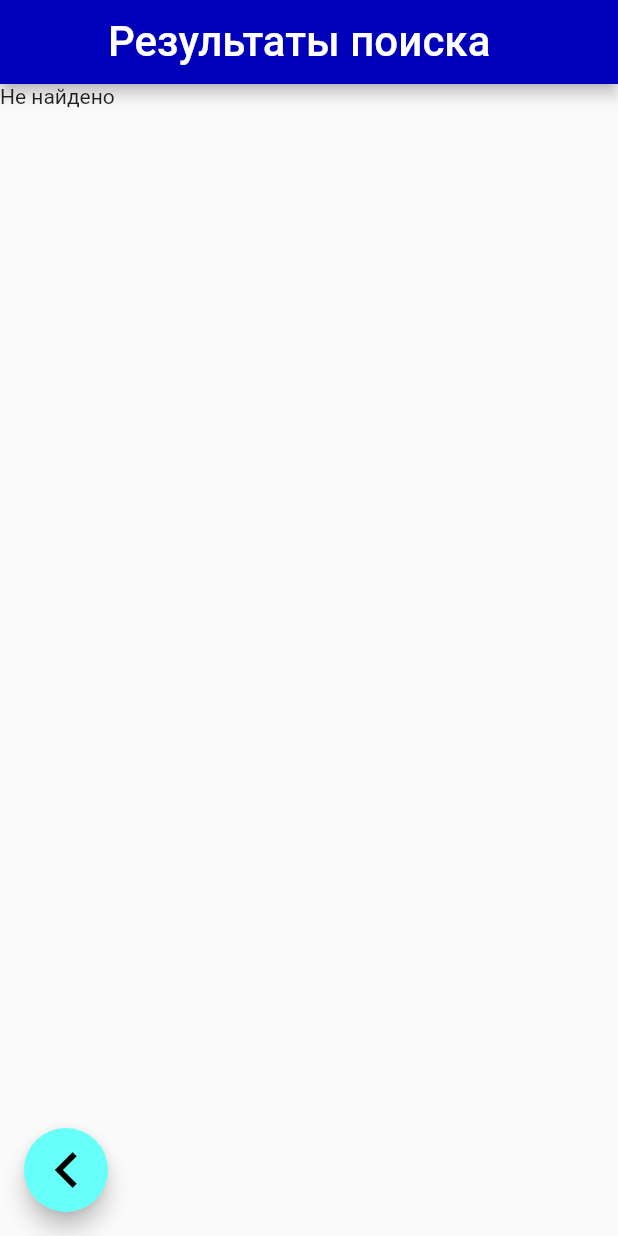
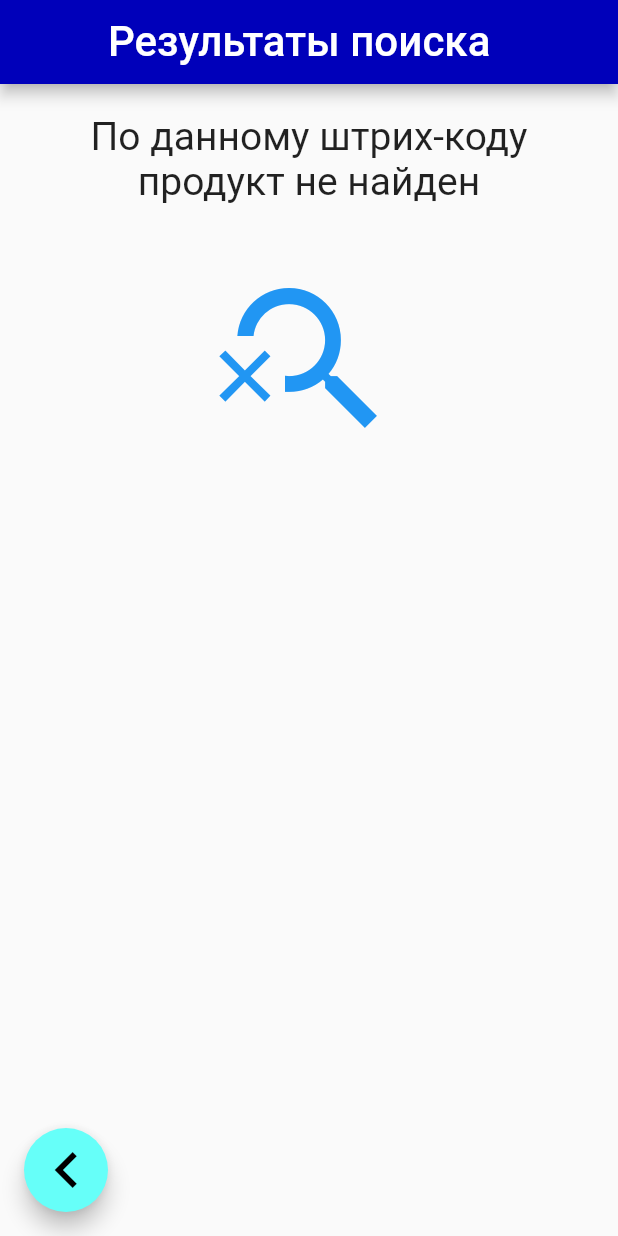
Before and after one commit to geniusserg/BuyVisionCross, a Flutter app: the SearchList screen opened directly with empty values, on a phone screen of 412 x 824 dp. Run offline on Flutter 3.47's test engine with Material 2 defaults, Android fonts, the phone set to English and light mode, and no system bars; our stand-ins replace camera, flutter_tts; missing offline and left inert: barcode_scan2.

Commit message:
Accessibility fixes - labels Home page - button name fix accessibiblty Preview camera - fix resolution Barcode scan - add help text Search view model - fasten load Search list - add loading + not found fix Speaker - remove technical fields Some refactoring

```diff
--- a/lib/models/TextRecognitionViewModel.dart
+++ b/lib/models/TextRecognitionViewModel.dart
@@ -1,8 +1,6 @@
 import 'package:buy_vision_crossplatform/models/YandexCloudTranslateRequest.dart';
 import 'package:buy_vision_crossplatform/models/YandexCloudVisionRequest.dart';
-import 'package:buy_vision_crossplatform/services/RecognitionService.dart';
-import 'package:camera/camera.dart';
-
+import '../services/RecognitionService.dart';
 import '../services/TranslationService.dart';
 
 class TextRecognitionViewModel {
@@ -27,5 +25,6 @@ class TextRecognitionViewModel {
         }
       });
     }
+    return text;
   }
 }
--- a/lib/resources/strings.dart
+++ b/lib/resources/strings.dart
@@ -2,7 +2,7 @@ const String str_not_found = "Не найдено";
 const String str_unknown = "неизвестно";
 const String str_manufacture = "Производитель: ";
 const String str_error = "Ошибка";
-const String str_help_read = "ПОМОЧЬ ПРОЧИТАТЬ";
+const String str_help_read = "ПРОЧИТАТЬ ЭТИКЕТКУ";
 const String str_help_search = "НАЙТИ ПО ШТРИХКОДУ";
 const String str_camera_error = "Не удается найти камеру на устройстве";
 const String str_connection_error =
@@ -13,6 +13,7 @@ const String str_search_results = "Результаты поиска";
 const String str_ocr_header = "Распознанный текст";
 const String str_shop_not_found = "Данный товар не найден в магазинах";
 const String str_back = "Сделать новый снимок";
+const String str_back_page = "Вернуться назад";
 const String str_speech = "Озвучить текст";
 const String str_manufacturer_not_found = "Производитель не найден";
 const String str_translate_label = "ПЕРЕВЕСТИ";
@@ -33,3 +34,4 @@ const String str_retry = "Проверить еще раз";
 // Shops
 const String str_auchan = "Ашан";
 const String str_barcode_list = "База данных штрихкодов";
+const String str_help_scan = "  Наведите камеру на штрихкод  ";
--- a/lib/services/SpeechService.dart
+++ b/lib/services/SpeechService.dart
@@ -62,6 +62,11 @@ class SpeechService {
       speechVersion['Цена'] =
       currentResult['price'] == null ? "не найдена" : (currentResult['price']! +
           "RUB"); // tts talks correctly number when RUB in text
+      for (String key in currentResult.keys){
+        if (key != "shop" && key != "name" && key != "price" && key != "image"){
+          speechVersion[key] = currentResult[key] ?? str_not_found;
+        }
+      }
     }
     return speechVersion.toString();
   }
--- a/lib/widgets/BarcodeScanner.dart
+++ b/lib/widgets/BarcodeScanner.dart
@@ -1,6 +1,8 @@
 import 'package:buy_vision_crossplatform/widgets/search/SearchPage.dart';
 import 'package:flutter/material.dart';
 import 'package:barcode_scan2/barcode_scan2.dart' as bs2;
+
+import '../resources/strings.dart';
 
 class BarcodeScanner {
   String? val;
@@ -10,7 +12,8 @@ class BarcodeScanner {
         autoEnableFlash: true,
         restrictFormat: [bs2.BarcodeFormat.ean13],
         strings: {
-
+          'flash_on': str_help_scan,
+          'flash_off': str_help_scan
         }
       )
     )).rawContent;
--- a/lib/widgets/Home.dart
+++ b/lib/widgets/Home.dart
@@ -26,7 +26,7 @@ class Home extends StatelessWidget {
                 mainAxisAlignment: MainAxisAlignment.center,
                 children: [
                 const Icon(Icons.zoom_in, size: 200, semanticLabel: str_help_read),
-                const Text(str_help_read, textAlign: TextAlign.center, style: styleMenu)
+                const Text(str_help_read, semanticsLabel: "", textAlign: TextAlign.center, style: styleMenu)
               ])),
         )),
         Expanded(
@@ -41,7 +41,7 @@ class Home extends StatelessWidget {
               children: [
               const Icon(Icons.qr_code_scanner,
                   size: 200, semanticLabel: str_help_search),
-              const Text(str_help_search, textAlign: TextAlign.center, style: styleMenu)
+              const Text(str_help_search, semanticsLabel: "", textAlign: TextAlign.center, style: styleMenu)
             ])))),
       ],
     ));
--- a/lib/widgets/Preview.dart
+++ b/lib/widgets/Preview.dart
@@ -16,7 +16,7 @@ class _CameraScreenState extends State<CameraScreen> {
   void _initializeCamera() {
     final CameraController cameraController = CameraController(
     cameraDescription!, // should be resolved in main!
-      ResolutionPreset.high,
+      ResolutionPreset.max,
     );
     _controller = cameraController;
 
--- a/lib/widgets/elements/CommonElements.dart
+++ b/lib/widgets/elements/CommonElements.dart
@@ -5,12 +5,15 @@
 
 Widget loadingWidget() {
   return Center(
-      child: Column(mainAxisAlignment: MainAxisAlignment.center, children: [
-    Container(
+      child:
+    Semantics(
+      label: str_loading_icon,
+        child: Column(mainAxisAlignment: MainAxisAlignment.center, children: [
+        Container(
       height: 30,
     ),
     CircularProgressIndicator(
-      semanticsLabel: str_loading_icon,
+      semanticsLabel: "",
     ),
     Container(
       height: 10,
@@ -19,5 +22,21 @@
       str_loading,
       style: styleTextRecognized,
     )
-  ]));
+  ])));
 }
+
+Widget notFound(BuildContext context) {
+  return
+    Column(children: [
+      Container(
+          padding: EdgeInsets.all(20),
+          alignment: Alignment.topCenter,
+          child: Text(str_warning_item_not_found, style: styleTextRecognized,
+            textAlign: TextAlign.center,)
+      ),
+      Container(height: 20),
+      Icon(Icons.search_off_outlined, size: 128, color: Theme
+          .of(context)
+          .primaryColor,)
+    ]);
+}
--- a/lib/widgets/search/SearchList.dart
+++ b/lib/widgets/search/SearchList.dart
@@ -1,10 +1,11 @@
 import 'package:buy_vision_crossplatform/models/SearchPageViewModel.dart';
 import 'package:buy_vision_crossplatform/resources/strings.dart';
+import 'package:buy_vision_crossplatform/widgets/elements/CommonElements.dart';
 import 'package:buy_vision_crossplatform/widgets/search/ProductCard.dart';
 import 'package:flutter/material.dart';
 
 import '../../resources/TextStyles.dart';
-import 'ProductCard.dart';
+import '../elements/CommonElements.dart';
 import 'SearchPage.dart';
 
 class SearchList  extends StatelessWidget {
@@ -32,15 +33,18 @@ class SearchList  extends StatelessWidget {
         floatingActionButton: FloatingActionButton(
         heroTag: "HEROTG",
         onPressed: () { Navigator.of(context).pop(); },
-    child: Icon(Icons.navigate_before_outlined, size: 48)),
+    child: Icon(Icons.navigate_before_outlined, size: 48, semanticLabel: str_back_page,)),
           appBar: AppBar(
             leading: Container(),
               title: Text(str_search_results, style: styleHeader)),
         body:
-        (search.results.isEmpty) ?
-       const Text(str_not_found)
-   :
-       ListView.separated(
+        FutureBuilder(
+          future: search.getListScreenData(),
+          builder: (context, snapshot) {
+            if (snapshot.connectionState == ConnectionState.done){
+              return (search.results.isEmpty) ?
+              notFound(context)
+                  : ListView.separated(
                 padding: EdgeInsets.symmetric(horizontal: 12),
                 shrinkWrap: true,
                 scrollDirection: Axis.vertical,
@@ -52,7 +56,7 @@ class SearchList  extends StatelessWidget {
                       getIconPath(search.results[index]['shop']!), width: 56,
                     height: 56),
                 title: Text(search.results[index]['shop']!, style: styleHeadList),
-                trailing: Text((search.results[index]['price'] ?? "-") + " RUB", style: styleHeadList),
+                trailing: Text((search.results[index]['price'] == null ? "не найдена" : (search.results[index]['price']! + " RUB")), style: styleHeadList),
                 onTap: () =>
                     Navigator.push(
                       context,
@@ -63,7 +67,12 @@ class SearchList  extends StatelessWidget {
             },
               separatorBuilder: (context, index) {
               return const Divider(height: 8,);
-        },
-      ));
+              }
+            );
+            }
+            else{
+              return loadingWidget();
+            }
+            }));
     }
   }
--- a/lib/widgets/search/ShowPhoto.dart
+++ b/lib/widgets/search/ShowPhoto.dart
@@ -39,6 +39,6 @@ class ShowPicturePage extends StatelessWidget {
     floatingActionButton: FloatingActionButton(onPressed: () {
       Navigator.of(context).pop();
     },
-    child: Icon(Icons.navigate_before)));
+    child: Icon(Icons.navigate_before, size:48)));
   }
 }
```
Also changed, not shown: lib/models/SearchPageViewModel.dart (+42 -34 lines), lib/widgets/search/SearchPage.dart (+1 -9 lines). Lines whose indentation alone changed are shown as unchanged.
